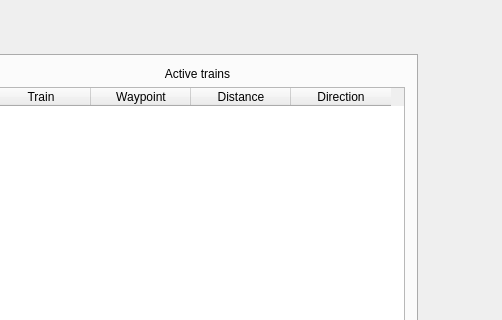
This is launcher/forms/mainwindow.ui in RaV001/RRS as Qt 5 draws it before an edit; both pictures show x 663 to 1165 and y 0 to 320 of the 1165 by 724 pixel window. The edited form follows.
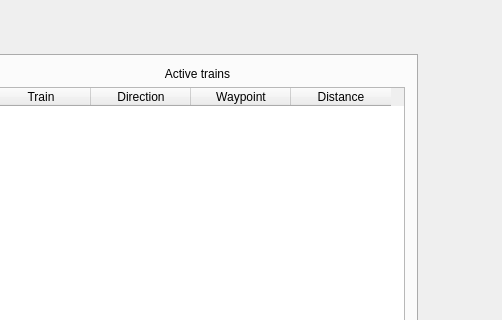
This is the edited form.

Commit message: Передвинул выбор направления в лаунчере вперёд

Patch:
```diff
--- a/launcher/forms/mainwindow.ui
+++ b/launcher/forms/mainwindow.ui
@@ -269,6 +269,11 @@
                 <string>Train</string>
                </property>
               </column>
+              <column>
+               <property name="text">
+                <string>Direction</string>
+               </property>
+              </column>
               <column>
                <property name="text">
                 <string>Waypoint</string>
@@ -279,11 +284,6 @@
                 <string>Distance</string>
                </property>
               </column>
-              <column>
-               <property name="text">
-                <string>Direction</string>
-               </property>
-              </column>
              </widget>
             </item>
            </layout>
```
The commit also changes 1 other file.
